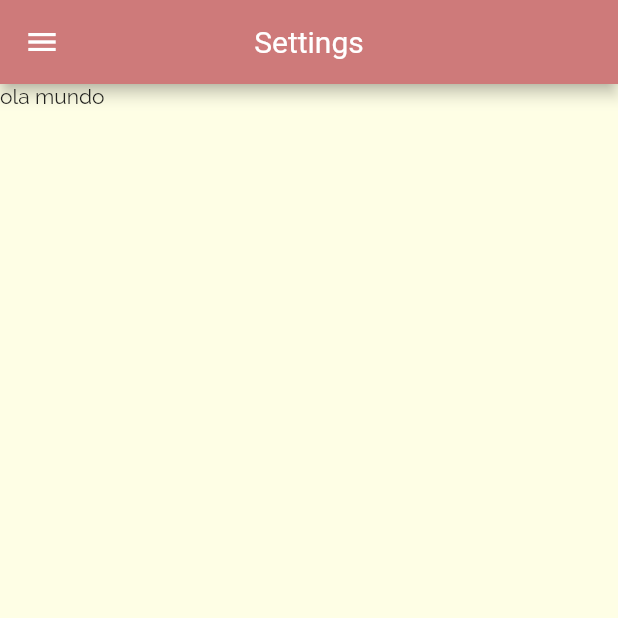
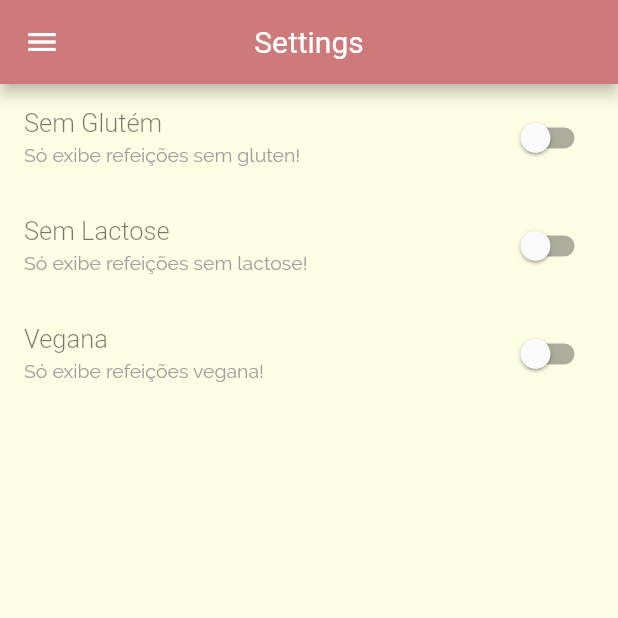
Before and after one commit to kenjimaeda54/recipes-flutter, a Flutter app: the Settings screen opened by its route, on a phone screen of 412 x 824 dp, the top half of it. Run offline on Flutter 3.47's test engine with Material 2 defaults, Android fonts, the phone set to English and light mode, and no system bars; network calls fail; Roboto replaces fonts that are missing (RobotoCondensed-Regular).

Commit message:
fix: finished project

```diff
--- a/lib/components/singleCardMeal/SingleCardMeal.dart
+++ b/lib/components/singleCardMeal/SingleCardMeal.dart
@@ -9,6 +9,8 @@ class SingleCardMeal extends StatelessWidget {
 
   void _handleRoute(BuildContext context) {
     Navigator.of(context).pushNamed(AppRoutes.mealDetails, arguments: meal);
+    //para pegar um argumento que foi enviado de outra tela sendo  esta como primeiro
+    //seria pelo then
   }
 
   @override
--- a/lib/model/Meal.dart
+++ b/lib/model/Meal.dart
@@ -1,4 +1,3 @@
-import 'package:flutter/material.dart';
 import 'package:recipes/utils/Complexity.dart';
 import 'package:recipes/utils/Cost.dart';
 
--- /dev/null
+++ b/lib/model/Settings.dart
@@ -0,0 +1,10 @@
+class SettingsModel {
+  late bool isGlutenFree;
+  late bool isLactoseFree;
+  late bool isVegan;
+
+  SettingsModel(
+      {this.isLactoseFree = false,
+      this.isGlutenFree = false,
+      this.isVegan = false});
+}
--- a/lib/screen/settings/Settings.dart
+++ b/lib/screen/settings/Settings.dart
@@ -1,8 +1,54 @@
 import "package:flutter/material.dart";
 import 'package:recipes/components/drawer/DrawerNavigation.dart';
+import 'package:recipes/model/Settings.dart';
 
-class Settings extends StatelessWidget {
-  const Settings({Key? key}) : super(key: key);
+class Settings extends StatefulWidget {
+  late Function(SettingsModel settins) filterMeals;
+  late SettingsModel settings;
+
+  Settings({required this.filterMeals, required this.settings, super.key});
+
+  @override
+  State<Settings> createState() => _SettingsState();
+}
+
+class _SettingsState extends State<Settings> {
+  late SettingsModel settingsModel;
+
+  //ciclo de vida assim que e criado a tela
+  @override
+  void initState() {
+    super.initState();
+    settingsModel = widget.settings;
+  }
+
+  Widget makeSwitch(
+      {required value,
+      required void Function(bool status) onChanged,
+      required String title,
+      required String subTitle}) {
+    return SwitchListTile.adaptive(
+      value: value,
+      onChanged: (value) =>
+          {onChanged(value), widget.filterMeals(settingsModel)},
+      title: Text(
+        title,
+        style: const TextStyle(
+          fontSize: 17,
+          fontWeight: FontWeight.w300,
+          color: Colors.black54,
+        ),
+      ),
+      subtitle: Text(
+        subTitle,
+        style: const TextStyle(
+          fontSize: 13,
+          fontWeight: FontWeight.w300,
+          color: Colors.grey,
+        ),
+      ),
+    );
+  }
 
   @override
   Widget build(BuildContext context) {
@@ -16,6 +62,30 @@ class Settings extends StatelessWidget {
         ),
         //estou usando  o metodo pushReplacementNamed por isso preciso do drawer aqui
         drawer: const DrawerNavigation(),
-        body: Text("ola mundo"));
+        body: ListView(
+          children: [
+            makeSwitch(
+                value: settingsModel.isGlutenFree,
+                onChanged: (status) => setState(() {
+                      settingsModel.isGlutenFree = status;
+                    }),
+                title: "Sem Glutém",
+                subTitle: "Só exibe refeições sem gluten!"),
+            makeSwitch(
+                value: settingsModel.isLactoseFree,
+                onChanged: (status) => setState(() {
+                      settingsModel.isLactoseFree = status;
+                    }),
+                title: "Sem Lactose",
+                subTitle: "Só exibe refeições sem lactose!"),
+            makeSwitch(
+                value: settingsModel.isVegan,
+                onChanged: (status) => setState(() {
+                      settingsModel.isVegan = status;
+                    }),
+                title: "Vegana",
+                subTitle: "Só exibe refeições vegana!")
+          ],
+        ));
   }
 }
```
Also changed, not shown: lib/main.dart (+53 -6 lines), lib/screen/categoryMeals/CategoryMeals.dart (+12 -3 lines), lib/screen/favorite_recipes/FavoriteRecipes.dart (+12 -2 lines), lib/screen/mealDetails/mealDetails.dart (+17 -1 lines), lib/screen/tabs/TabasNavigation.dart (+16 -5 lines).
